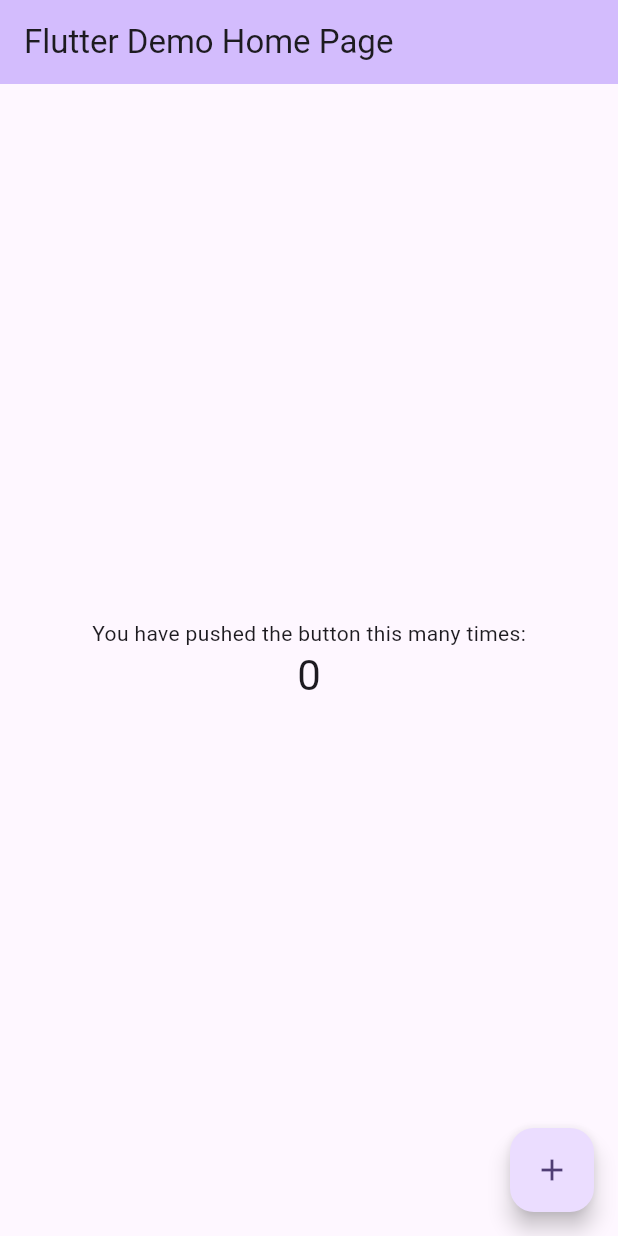
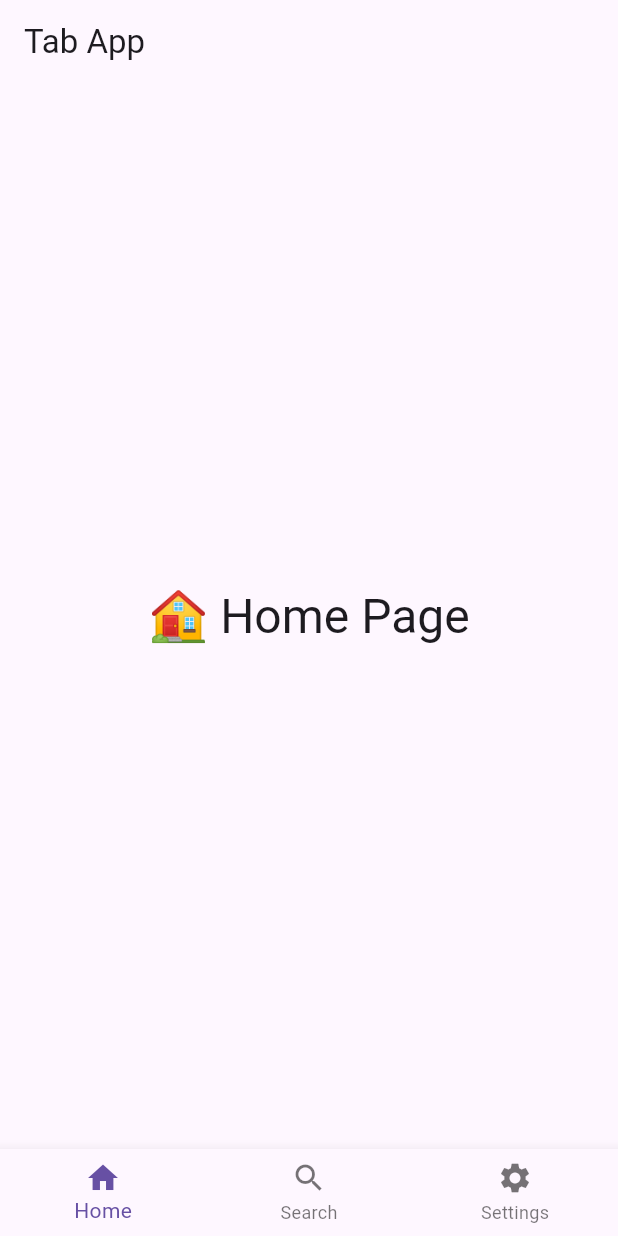
Before and after one commit to OlekS03/Simple-Scanner, a Flutter app: the screen it shows after launch, on a phone screen of 412 x 824 dp. Run offline on Flutter 3.47's test engine with Material 3 defaults, Android fonts, the light colour scheme and no system bars.

Commit message:
Added all the files for the project

```diff
--- a/Simple-Scanner/lib/main.dart
+++ b/Simple-Scanner/lib/main.dart
@@ -1,122 +1,56 @@
 import 'package:flutter/material.dart';
+import 'pages/home_page.dart';
+import 'pages/camera_page.dart';
+import 'pages/edit_page.dart';
 
 void main() {
-  runApp(const MyApp());
+  runApp(MyApp());
 }
 
 class MyApp extends StatelessWidget {
-  const MyApp({super.key});
-
-  // This widget is the root of your application.
   @override
   Widget build(BuildContext context) {
     return MaterialApp(
-      title: 'Flutter Demo',
-      theme: ThemeData(
-        // This is the theme of your application.
-        //
-        // TRY THIS: Try running your application with "flutter run". You'll see
-        // the application has a purple toolbar. Then, without quitting the app,
-        // try changing the seedColor in the colorScheme below to Colors.green
-        // and then invoke "hot reload" (save your changes or press the "hot
-        // reload" button in a Flutter-supported IDE, or press "r" if you used
-        // the command line to start the app).
-        //
-        // Notice that the counter didn't reset back to zero; the application
-        // state is not lost during the reload. To reset the state, use hot
-        // restart instead.
-        //
-        // This works for code too, not just values: Most code changes can be
-        // tested with just a hot reload.
-        colorScheme: ColorScheme.fromSeed(seedColor: Colors.deepPurple),
-      ),
-      home: const MyHomePage(title: 'Flutter Demo Home Page'),
+      title: 'Simple Scanner',
+      theme: ThemeData(primarySwatch: Colors.blue),
+      home: MainTabs(),
     );
   }
 }
 
-class MyHomePage extends StatefulWidget {
-  const MyHomePage({super.key, required this.title});
-
-  // This widget is the home page of your application. It is stateful, meaning
-  // that it has a State object (defined below) that contains fields that affect
-  // how it looks.
-
-  // This class is the configuration for the state. It holds the values (in this
-  // case the title) provided by the parent (in this case the App widget) and
-  // used by the build method of the State. Fields in a Widget subclass are
-  // always marked "final".
-
-  final String title;
-
+class MainTabs extends StatefulWidget {
   @override
-  State<MyHomePage> createState() => _MyHomePageState();
+  _MainTabsState createState() => _MainTabsState();
 }
 
-class _MyHomePageState extends State<MyHomePage> {
-  int _counter = 0;
+class _MainTabsState extends State<MainTabs> {
+  int _currentIndex = 0;
 
-  void _incrementCounter() {
-    setState(() {
-      // This call to setState tells the Flutter framework that something has
-      // changed in this State, which causes it to rerun the build method below
-      // so that the display can reflect the updated values. If we changed
-      // _counter without calling setState(), then the build method would not be
-      // called again, and so nothing would appear to happen.
-      _counter++;
-    });
-  }
+  final List<Widget> _pages = const [
+    HomePage(),
+    CameraPage(),
+    EditPage(),
+  ];
 
   @override
   Widget build(BuildContext context) {
-    // This method is rerun every time setState is called, for instance as done
-    // by the _incrementCounter method above.
-    //
-    // The Flutter framework has been optimized to make rerunning build methods
-    // fast, so that you can just rebuild anything that needs updating rather
-    // than having to individually change instances of widgets.
     return Scaffold(
-      appBar: AppBar(
-        // TRY THIS: Try changing the color here to a specific color (to
-        // Colors.amber, perhaps?) and trigger a hot reload to see the AppBar
-        // change color while the other colors stay the same.
-        backgroundColor: Theme.of(context).colorScheme.inversePrimary,
-        // Here we take the value from the MyHomePage object that was created by
-        // the App.build method, and use it to set our appbar title.
-        title: Text(widget.title),
+      appBar: AppBar(title: Text("Tab App")),
+      body: _pages[_currentIndex],
+
+      bottomNavigationBar: BottomNavigationBar(
+        currentIndex: _currentIndex,
+        onTap: (index) => setState(() => _currentIndex = index),
+
+        items: const [
+          BottomNavigationBarItem(
+              icon: Icon(Icons.home), label: "Home"),
+          BottomNavigationBarItem(
+              icon: Icon(Icons.search), label: "Search"),
+          BottomNavigationBarItem(
+              icon: Icon(Icons.settings), label: "Settings"),
+        ],
       ),
-      body: Center(
-        // Center is a layout widget. It takes a single child and positions it
-        // in the middle of the parent.
-        child: Column(
-          // Column is also a layout widget. It takes a list of children and
-          // arranges them vertically. By default, it sizes itself to fit its
-          // children horizontally, and tries to be as tall as its parent.
-          //
-          // Column has various properties to control how it sizes itself and
-          // how it positions its children. Here we use mainAxisAlignment to
-          // center the children vertically; the main axis here is the vertical
-          // axis because Columns are vertical (the cross axis would be
-          // horizontal).
-          //
-          // TRY THIS: Invoke "debug painting" (choose the "Toggle Debug Paint"
-          // action in the IDE, or press "p" in the console), to see the
-          // wireframe for each widget.
-          mainAxisAlignment: MainAxisAlignment.center,
-          children: <Widget>[
-            const Text('You have pushed the button this many times:'),
-            Text(
-              '$_counter',
-              style: Theme.of(context).textTheme.headlineMedium,
-            ),
-          ],
-        ),
-      ),
-      floatingActionButton: FloatingActionButton(
-        onPressed: _incrementCounter,
-        tooltip: 'Increment',
-        child: const Icon(Icons.add),
-      ), // This trailing comma makes auto-formatting nicer for build methods.
     );
   }
 }
--- /dev/null
+++ b/Simple-Scanner/lib/pages/home_page.dart
@@ -0,0 +1,17 @@
+import 'package:flutter/material.dart';
+
+class HomePage extends StatelessWidget {
+  const HomePage({super.key});
+
+  @override
+  Widget build(BuildContext context) {
+    return Scaffold(
+      body: Center(
+        child: Text(
+          "🏠 Home Page",
+          style: Theme.of(context).textTheme.headlineLarge,
+        ),
+      ),
+    );
+  }
+}
```
Also changed, not shown: Simple-Scanner/lib/pages/camera_page.dart (added, +17 -0 lines), Simple-Scanner/lib/pages/edit_page.dart (added, +17 -0 lines), Simple-Scanner/lib/theme.dart (added, +12 -0 lines).
